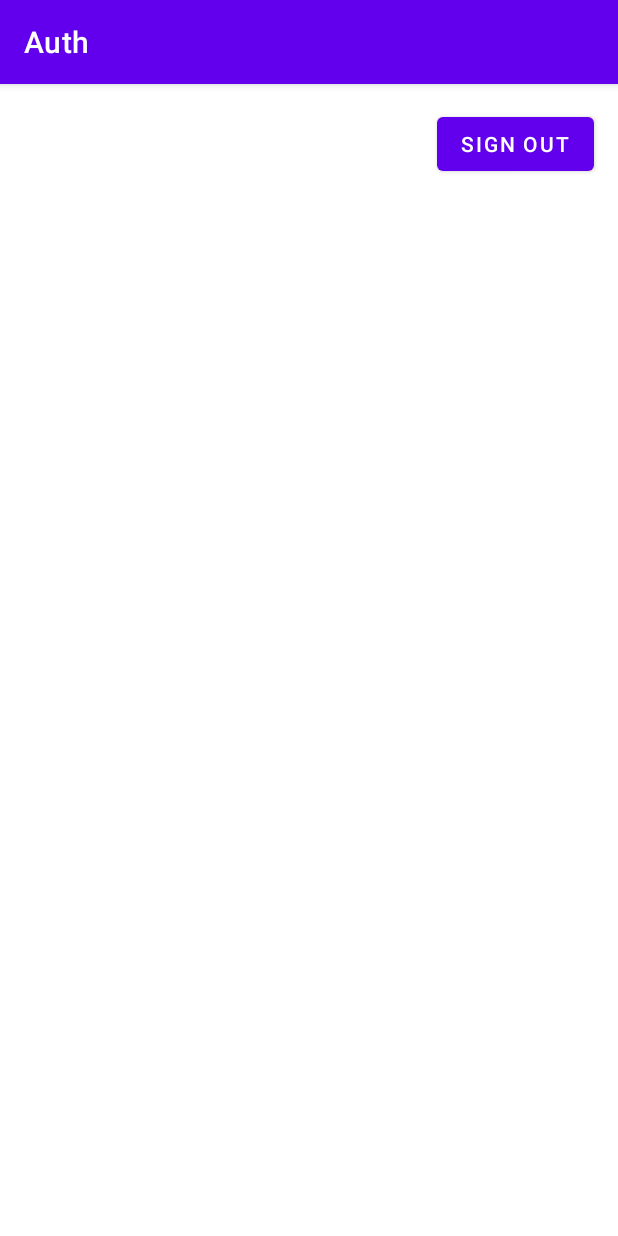
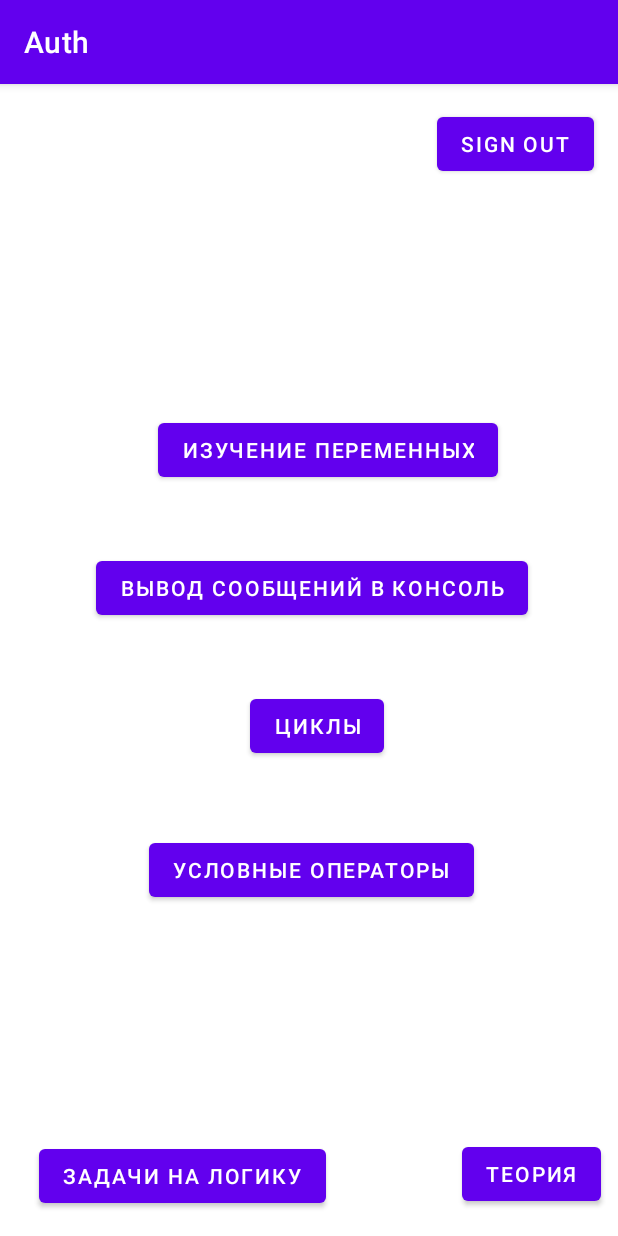
Before and after one commit to GTkatya/Auth, an Android app: the TaskActivity screen opened directly, with no data from a screen before it, on a phone screen of 412 x 824 dp. Run offline under Robolectric (Android 15) with nearby library versions, the phone set to English and light mode, and no system bars; our stand-ins replace Firebase (no records; nobody signed in at launch, a user with empty details on screens opened directly).

Commit message:
Сделано меню кнопок(рабочая версия).

```diff
--- a/app/src/main/java/company/auth/TaskActivity.java
+++ b/app/src/main/java/company/auth/TaskActivity.java
@@ -7,6 +7,7 @@ import android.os.Bundle;
 import android.view.View;
 import android.widget.Button;
 import android.widget.ListView;
+import android.widget.Toast;
 
 import com.google.firebase.auth.FirebaseAuth;
 import com.google.firebase.database.DatabaseReference;
@@ -27,14 +28,70 @@ public class TaskActivity extends AppCompatActivity /*implements View.OnClickLis
         setContentView(R.layout.activity_task);
         final Button out = findViewById(R.id.out);
         MainActivity mainA = new MainActivity();
-        out.setOnClickListener(new View.OnClickListener() {
+        exercise1 exercise1 = new exercise1();
+        final Button ex1 = findViewById(R.id.ex1);
+        final Button ex2 = findViewById(R.id.ex2);
+        final Button ex3 = findViewById(R.id.ex3);
+        final Button ex4 = findViewById(R.id.ex4);
+        final Button ter = findViewById(R.id.teor);
+        final Button FAQ = findViewById(R.id.FAQ);
+
+      /*  out.setOnClickListener(new View.OnClickListener() {
             @Override
             public void onClick(View v) {
+
                 Intent intent = new Intent(TaskActivity.this, MainActivity.class);
                 startActivity(intent);
+
             }
-        });
+        });*/
 
+        View.OnClickListener onClickListener = new View.OnClickListener() {
+        @Override
+                public void onClick(View view)
+        {
+            switch (view.getId())
+            {
+                case R.id.out:
+                    Intent intent = new Intent(TaskActivity.this, MainActivity.class);
+                    startActivity(intent);
+                    break;
+                case R.id.ex1:
+                    Intent intent2 = new Intent(TaskActivity.this, exercise1.class);
+                    startActivity(intent2);
+                    break;
+                case R.id.ex2:
+                    Toast.makeText(getApplicationContext(),
+                            "2!", Toast.LENGTH_SHORT).show();
+                    break;
+                case R.id.ex3:
+                    Toast.makeText(getApplicationContext(),
+                            "3!", Toast.LENGTH_SHORT).show();
+                    break;
+                case R.id.ex4:
+                    Toast.makeText(getApplicationContext(),
+                            "4!", Toast.LENGTH_SHORT).show();
+                    break;
+                case R.id.teor:
+                    Toast.makeText(getApplicationContext(),
+                            "666!", Toast.LENGTH_SHORT).show();
+                    break;
+
+                case R.id.FAQ:
+                    Toast.makeText(getApplicationContext(),
+                            "777!", Toast.LENGTH_SHORT).show();
+                    break;
+            }
+        }
+
+        };
+
+        out.setOnClickListener(onClickListener);
+        ex1.setOnClickListener(onClickListener);
+        ex2.setOnClickListener(onClickListener);
+        ex3.setOnClickListener(onClickListener);
+        ex4.setOnClickListener(onClickListener);
+        ter.setOnClickListener(onClickListener);
+        FAQ.setOnClickListener(onClickListener);
     }
-
 }
--- a/app/src/main/res/layout/activity_task.xml
+++ b/app/src/main/res/layout/activity_task.xml
@@ -15,4 +15,64 @@
       android:text="sign out"
       app:layout_constraintEnd_toEndOf="parent"
       app:layout_constraintTop_toTopOf="parent" />
+
+  <Button
+      android:id="@+id/ex1"
+      android:layout_width="wrap_content"
+      android:layout_height="wrap_content"
+      android:layout_marginTop="220dp"
+      android:layout_marginEnd="80dp"
+      android:text="Изучение переменных"
+      app:layout_constraintEnd_toEndOf="parent"
+      app:layout_constraintTop_toTopOf="parent" />
+
+  <Button
+      android:id="@+id/ex2"
+      android:layout_width="wrap_content"
+      android:layout_height="wrap_content"
+      android:layout_marginTop="44dp"
+      android:layout_marginEnd="60dp"
+      android:text="вывод сообщений в консоль"
+      app:layout_constraintEnd_toEndOf="parent"
+      app:layout_constraintTop_toBottomOf="@+id/ex1" />
+
+  <Button
+      android:id="@+id/ex3"
+      android:layout_width="wrap_content"
+      android:layout_height="wrap_content"
+      android:layout_marginTop="44dp"
+      android:layout_marginEnd="156dp"
+      android:text="Циклы"
+      app:layout_constraintEnd_toEndOf="parent"
+      app:layout_constraintTop_toBottomOf="@+id/ex2" />
+
+  <Button
+      android:id="@+id/ex4"
+      android:layout_width="wrap_content"
+      android:layout_height="wrap_content"
+      android:layout_marginTop="48dp"
+      android:layout_marginEnd="96dp"
+      android:text="условные операторы"
+      app:layout_constraintEnd_toEndOf="parent"
+      app:layout_constraintTop_toBottomOf="@+id/ex3" />
+
+  <Button
+      android:id="@+id/teor"
+      android:layout_width="wrap_content"
+      android:layout_height="wrap_content"
+      android:layout_marginEnd="11dp"
+      android:layout_marginBottom="17dp"
+      android:text="теория"
+      app:layout_constraintBottom_toBottomOf="parent"
+      app:layout_constraintEnd_toEndOf="parent" />
+
+  <Button
+      android:id="@+id/FAQ"
+      android:layout_width="wrap_content"
+      android:layout_height="wrap_content"
+      android:layout_marginStart="26dp"
+      android:layout_marginBottom="16dp"
+      android:text="задачи на логику"
+      app:layout_constraintBottom_toBottomOf="parent"
+      app:layout_constraintStart_toStartOf="parent" />
 </androidx.constraintlayout.widget.ConstraintLayout>
```
Also changed, not shown: app/src/main/AndroidManifest.xml (+6 -3 lines), app/src/main/java/company/auth/exercise1.java (added, +17 -0 lines), app/src/main/res/layout/activity_exercise1.xml (added, +16 -0 lines).
